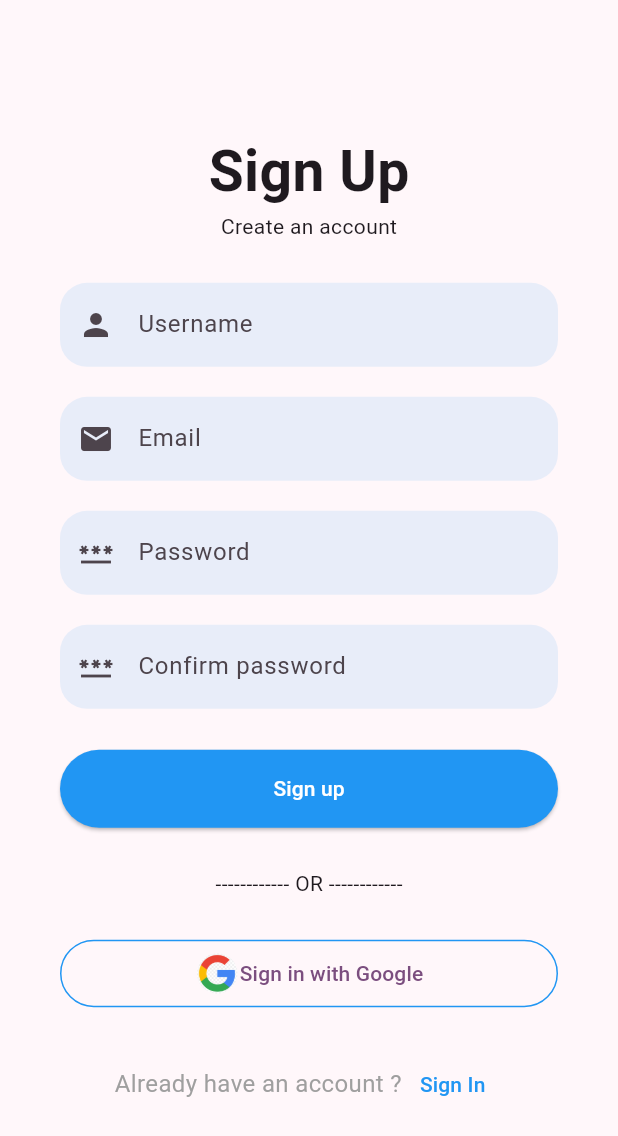
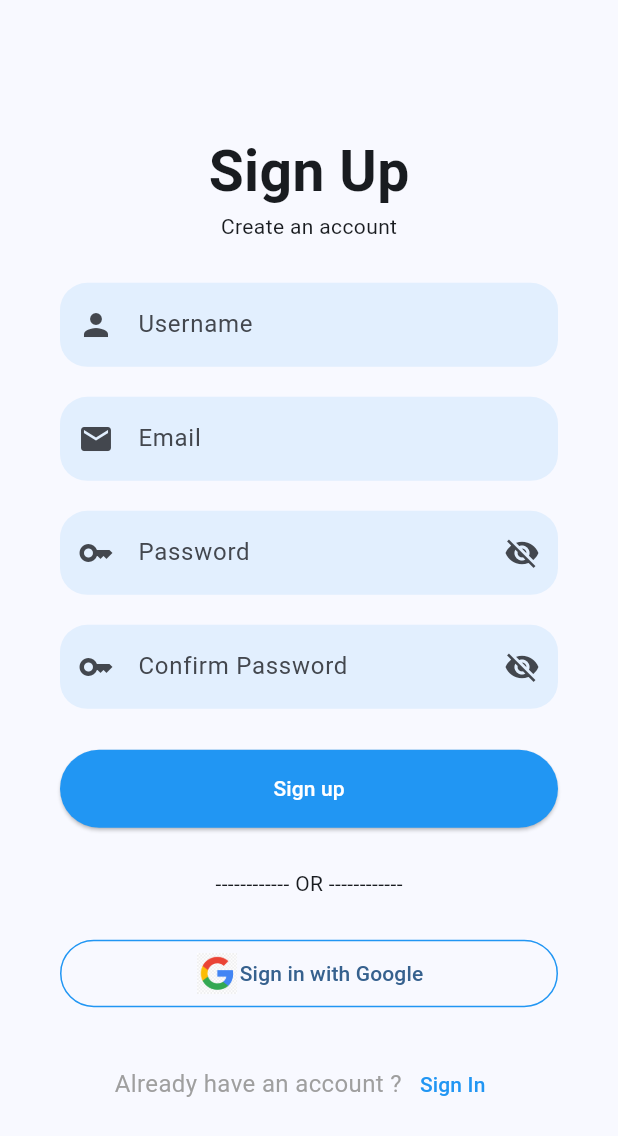
Before and after one commit to maruukii/flutter_movies_app, a Flutter app: the SignUpPage screen opened directly, on a phone screen of 412 x 824 dp. Shown: the top 1136 px of the screen. Run offline on Flutter 3.47's test engine with Material 3 defaults, Android fonts, the phone set to English and light mode, and no system bars; our stand-ins replace cloud_firestore, firebase_auth, firebase_core, google_sign_in; accounts and stored records are empty; network calls fail.

```diff
--- a/lib/main.dart
+++ b/lib/main.dart
@@ -35,7 +35,7 @@ class MyApp extends StatelessWidget {
         ],
         child: MaterialApp(
           theme: ThemeData(
-              colorScheme: ColorScheme.fromSeed(seedColor: Colors.purple)),
+              colorScheme: ColorScheme.fromSeed(seedColor: Colors.blue)),
           home: LoginPage(),
         ));
   }
--- a/lib/views/Auth/signup.dart
+++ b/lib/views/Auth/signup.dart
@@ -1,16 +1,63 @@
-import 'package:firebase_auth/firebase_auth.dart';
 import 'package:flutter/material.dart';
-import 'package:flutter_movies_app_mohamedhedi_magherbi/views/Home/home.dart';
+import 'package:provider/provider.dart';
 import 'package:flutter_movies_app_mohamedhedi_magherbi/view-models/Authviewmodel.dart';
-import 'package:provider/provider.dart';
 
-class SignUpPage extends StatelessWidget {
+class SignUpPage extends StatefulWidget {
   SignUpPage({super.key});
 
+  @override
+  _SignUpPageState createState() => _SignUpPageState();
+}
+
+class _SignUpPageState extends State<SignUpPage> {
   final TextEditingController _emailController = TextEditingController();
   final TextEditingController _usernameController = TextEditingController();
   final TextEditingController _passwordController = TextEditingController();
   final TextEditingController _confirmpassController = TextEditingController();
+  bool _obscurePassword = true;
+  bool _obscureConfirmPassword = true;
+
+  void _togglePasswordVisibility() {
+    setState(() {
+      _obscurePassword = !_obscurePassword;
+    });
+  }
+
+  void _toggleConfirmPasswordVisibility() {
+    setState(() {
+      _obscureConfirmPassword = !_obscureConfirmPassword;
+    });
+  }
+
+  Widget _buildTextField(
+      {required TextEditingController controller,
+      required String hintText,
+      IconData? prefixIcon,
+      bool isPassword = false,
+      bool obscureText = false,
+      VoidCallback? toggleVisibility}) {
+    return TextField(
+      controller: controller,
+      obscureText: obscureText,
+      decoration: InputDecoration(
+        fillColor: Colors.blue.withOpacity(0.1),
+        filled: true,
+        hintText: hintText,
+        prefixIcon: Icon(prefixIcon),
+        suffixIcon: isPassword
+            ? IconButton(
+                icon:
+                    Icon(obscureText ? Icons.visibility_off : Icons.visibility),
+                onPressed: toggleVisibility)
+            : null,
+        border: OutlineInputBorder(
+          borderRadius: BorderRadius.circular(18),
+          borderSide: BorderSide.none,
+        ),
+      ),
+    );
+  }
+
   @override
   Widget build(BuildContext context) {
     final authViewModel = Provider.of<Authviewmodel>(context);
@@ -26,102 +73,88 @@ class SignUpPage extends StatelessWidget {
             crossAxisAlignment: CrossAxisAlignment.stretch,
             children: [
               Column(
-                        children: [
-                          SizedBox(
-                            height: 60,
+                children: const [
+                  SizedBox(height: 60),
+                  Text(
+                    "Sign Up",
+                    style: TextStyle(fontWeight: FontWeight.bold, fontSize: 38),
                   ),
-                          Text("Sign Up",
-                              style: TextStyle(
-                                  fontWeight: FontWeight.bold, fontSize: 38)),
                   Text("Create an account"),
                 ],
               ),
-                      Column(children: [
-                        TextField(
+              Column(
+                children: [
+                  _buildTextField(
                     controller: _usernameController,
-                          decoration: InputDecoration(
-                              fillColor: Colors.blue.withOpacity(0.1),
-                              filled: true,
                     hintText: "Username",
-                              prefixIcon: Icon(Icons.person),
-                              border: OutlineInputBorder(
-                                borderRadius: BorderRadius.circular(18),
-                                borderSide: BorderSide.none,
-                              )), // OutlineInputBorder // InputDecoration
-                        ), // TextField
-                        SizedBox(
-                          height: 20,
-                        ), // SizedBack
-                        TextField(
+                    prefixIcon: Icons.person,
+                  ),
+                  const SizedBox(height: 20),
+                  _buildTextField(
                     controller: _emailController,
-                          decoration: InputDecoration(
-                              fillColor: Colors.blue.withOpacity(0.1),
-                              filled: true,
-                              prefixIcon: Icon(Icons.mail),
                     hintText: "Email",
-                              border: OutlineInputBorder(
-                                  borderRadius: BorderRadius.circular(18),
-                                  borderSide: BorderSide.none)),
+                    prefixIcon: Icons.mail,
                   ),
-                        SizedBox(
-                          height: 20,
+                  const SizedBox(height: 20),
+                  _buildTextField(
+                    controller: _passwordController,
+                    hintText: "Password",
+                    prefixIcon: Icons.key,
+                    isPassword: true,
+                    obscureText: _obscurePassword,
+                    toggleVisibility: _togglePasswordVisibility,
                   ),
-                        TextField(
-                          controller: _passwordController,
-                          decoration: InputDecoration(
-                              fillColor: Colors.blue.withOpacity(0.1),
-                              filled: true,
-                              prefixIcon: Icon(Icons.password),
-                              hintText: "Password",
-                              border: OutlineInputBorder(
-                                  borderRadius: BorderRadius.circular(18),
-                                  borderSide: BorderSide.none)),
+                  const SizedBox(height: 20),
+                  _buildTextField(
+                    controller: _confirmpassController,
+                    hintText: "Confirm Password",
+                    prefixIcon: Icons.key,
+                    isPassword: true,
+                    obscureText: _obscureConfirmPassword,
+                    toggleVisibility: _toggleConfirmPasswordVisibility,
                   ),
-                        SizedBox(
-                          height: 20,
+                ],
               ),
-                        TextField(
-                          controller: _confirmpassController,
-                          decoration: InputDecoration(
-                              fillColor: Colors.blue.withOpacity(0.1),
-                              filled: true,
-                              prefixIcon: Icon(Icons.password),
-                              hintText: "Confirm password",
-                              border: OutlineInputBorder(
-                                  borderRadius: BorderRadius.circular(18),
-                                  borderSide: BorderSide.none)),
-                        ),
-                      ]),
               ElevatedButton(
                 onPressed: () {
                   final email = _emailController.text.trim();
                   final password = _passwordController.text.trim();
                   final username = _usernameController.text.trim();
-                          final confirmpass =
-                              _confirmpassController.text.trim();
-                          if (password != confirmpass) {
-                            ScaffoldMessenger.of(context).showSnackBar(SnackBar(
-                                content: Text("Passwords do not match")));
+                  final confirmpass = _confirmpassController.text.trim();
+
+                  if (username.isEmpty || email.isEmpty || password.isEmpty) {
+                    ScaffoldMessenger.of(context).showSnackBar(
+                      const SnackBar(
+                          content: Text("Please fill in all fields")),
+                    );
                     return;
                   }
-                          authViewModel.register(
-                              email, password, username, context);
+
+                  if (password != confirmpass) {
+                    ScaffoldMessenger.of(context).showSnackBar(
+                      const SnackBar(content: Text("Passwords do not match")),
+                    );
+                    return;
+                  }
+                  authViewModel.register(email, password, username, context);
                 },
-                        child: Text(
+                style: ElevatedButton.styleFrom(
+                  backgroundColor: Colors.blue,
+                  padding: const EdgeInsets.symmetric(vertical: 16),
+                  shape: const StadiumBorder(),
+                ),
+                child: const Text(
                   "Sign up",
                   style: TextStyle(color: Colors.white),
                 ),
-                        style: ElevatedButton.styleFrom(
-                            backgroundColor: Colors.blue,
-                            padding: EdgeInsets.symmetric(vertical: 16),
-                            shape: StadiumBorder()),
               ),
-                      Center(child: Text("------------ OR ------------")),
+              const Center(child: Text("------------ OR ------------")),
               Container(
                 height: 45,
                 decoration: BoxDecoration(
                   border: Border.all(color: Colors.blue),
-                              borderRadius: BorderRadius.circular(24)),
+                  borderRadius: BorderRadius.circular(24),
+                ),
                 child: TextButton(
                   onPressed: () {
                     authViewModel.signInWithGoogle(context);
@@ -129,34 +162,39 @@ class SignUpPage extends StatelessWidget {
                   child: Row(
                     mainAxisAlignment: MainAxisAlignment.center,
                     children: [
-                                  Container(
+                      Image.asset(
+                        'images/google.png',
                         height: 30.0,
                         width: 30.0,
-                                    decoration: const BoxDecoration(
-                                      image: DecorationImage(
-                                          image:
-                                              AssetImage('images/google.png'),
-                                          fit: BoxFit.cover),
-                                      shape: BoxShape.circle,
+                      ),
+                      const Text("Sign in with Google"),
+                    ],
                   ),
                 ),
-                                  const Text("Sign in with Google")
-                                ]),
-                          )),
+              ),
               Row(
                 mainAxisAlignment: MainAxisAlignment.center,
                 children: [
-                            Text(
+                  const Text(
                     "Already have an account ?",
                     style: TextStyle(
                       fontSize: 16,
-                                  color: Color.fromARGB(255, 159, 159, 159)),
+                      color: Color.fromARGB(255, 159, 159, 159),
+                    ),
                   ),
                   TextButton(
-                                onPressed: () => {Navigator.pop(context)},
-                                child: Text("Sign In",
-                                    style: TextStyle(color: Colors.blue)))
-                          ])
-                    ]))));
+                    onPressed: () => Navigator.pop(context),
+                    child: const Text(
+                      "Sign In",
+                      style: TextStyle(color: Colors.blue),
+                    ),
+                  ),
+                ],
+              ),
+            ],
+          ),
+        ),
+      ),
+    );
   }
 }
```
Also changed, not shown: lib/view-models/Authviewmodel.dart (+26 -17 lines), lib/views/Auth/login.dart (+53 -34 lines), lib/views/Home/home.dart (+51 -20 lines), lib/views/Movie/movie.dart (added, +51 -0 lines), lib/views/Profile/profile.dart (added, +12 -0 lines). Lines whose indentation alone changed are shown as unchanged.
